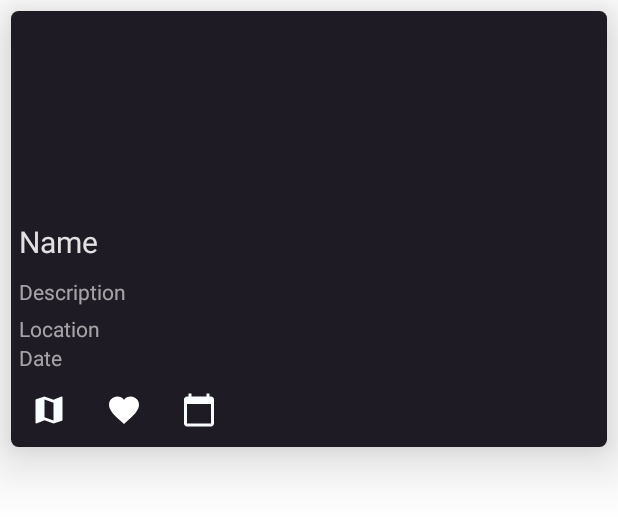
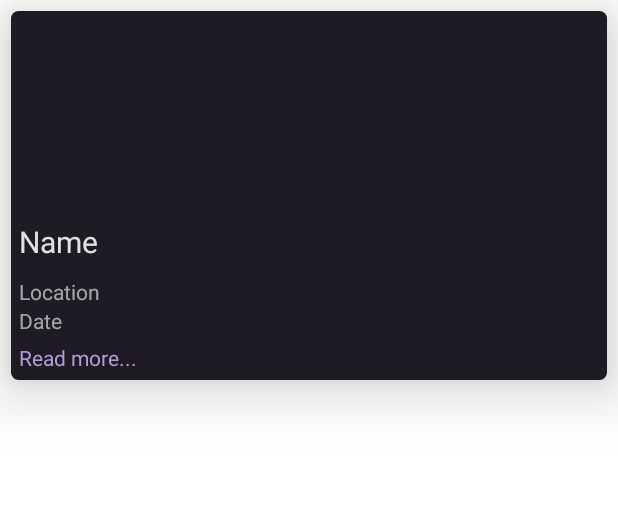
Before and after one commit to vladjk/EventBrowser, an Android app: the layout eventcard.xml on its own in the app's theme, with its tools: preview values and no code run, on a phone screen of 412 x 824 dp. Shown: the top 517 px of the screen. Run offline under Robolectric (Android 15) with nearby library versions, the light colour scheme and no system bars.

Commit message:
Implemented expandable cardviews. Expands content by tapping on the cardview.

```diff
--- a/app/src/main/java/com/example/eventbrowser/FavoriteActivity.java
+++ b/app/src/main/java/com/example/eventbrowser/FavoriteActivity.java
@@ -3,6 +3,7 @@ package com.example.eventbrowser;
 import androidx.annotation.NonNull;
 import androidx.appcompat.app.AppCompatActivity;
 import androidx.appcompat.widget.Toolbar;
+import androidx.cardview.widget.CardView;
 import androidx.recyclerview.widget.LinearLayoutManager;
 import androidx.recyclerview.widget.RecyclerView;
 
@@ -28,6 +29,7 @@ public class FavoriteActivity extends AppCompatActivity {
 
     DatabaseReference favoriteDatabase;
     RecyclerView newsfeedList;
+    CardView cardviewFavBtn;
 
     // Allows static methods to be called by other methods
     private static Context mContext;
--- /dev/null
+++ b/app/src/main/res/drawable/ic_arrow_down.xml
@@ -0,0 +1,5 @@
+<vector android:height="24dp" android:tint="#FAFDFF"
+    android:viewportHeight="24" android:viewportWidth="24"
+    android:width="24dp" xmlns:android="http://schemas.android.com/apk/res/android">
+    <path android:fillColor="#DEFFFFFF" android:pathData="M7.41,8.59L12,13.17l4.59,-4.58L18,10l-6,6 -6,-6 1.41,-1.41z"/>
+</vector>
--- a/app/src/main/res/drawable/ic_baseline_delete_24.xml
+++ b/app/src/main/res/drawable/ic_baseline_delete_24.xml
@@ -1,4 +1,4 @@
-<vector android:height="24dp" android:tint="#FAFDFF"
+<vector android:height="24dp" android:tint="#DECF6579"
     android:viewportHeight="24" android:viewportWidth="24"
     android:width="24dp" xmlns:android="http://schemas.android.com/apk/res/android">
     <path android:fillColor="@android:color/white" android:pathData="M6,19c0,1.1 0.9,2 2,2h8c1.1,0 2,-0.9 2,-2V7H6v12zM19,4h-3.5l-1,-1h-5l-1,1H5v2h14V4z"/>
--- a/app/src/main/res/drawable/ic_calendar.xml
+++ b/app/src/main/res/drawable/ic_calendar.xml
@@ -1,5 +1,7 @@
-<vector android:height="24dp" android:tint="#FAFDFF"
-    android:viewportHeight="24" android:viewportWidth="24"
-    android:width="24dp" xmlns:android="http://schemas.android.com/apk/res/android">
-    <path android:fillColor="@android:color/white" android:pathData="M20,3h-1L19,1h-2v2L7,3L7,1L5,1v2L4,3c-1.1,0 -2,0.9 -2,2v16c0,1.1 0.9,2 2,2h16c1.1,0 2,-0.9 2,-2L22,5c0,-1.1 -0.9,-2 -2,-2zM20,21L4,21L4,8h16v13z"/>
+<vector android:height="24dp" android:tint="#DEFFFFFF"
+    android:viewportHeight="24"
+    android:viewportWidth="24"
+    android:width="24dp"
+    xmlns:android="http://schemas.android.com/apk/res/android">
+    <path android:fillColor="#DEFFFFFF" android:pathData="M20,3h-1L19,1h-2v2L7,3L7,1L5,1v2L4,3c-1.1,0 -2,0.9 -2,2v16c0,1.1 0.9,2 2,2h16c1.1,0 2,-0.9 2,-2L22,5c0,-1.1 -0.9,-2 -2,-2zM20,21L4,21L4,8h16v13z"/>
 </vector>
--- a/app/src/main/res/drawable/ic_map.xml
+++ b/app/src/main/res/drawable/ic_map.xml
@@ -1,4 +1,4 @@
-<vector android:height="24dp" android:tint="#FAFDFF"
+<vector android:height="24dp" android:tint="#DEFFFFFF"
     android:viewportHeight="24" android:viewportWidth="24"
     android:width="24dp" xmlns:android="http://schemas.android.com/apk/res/android">
     <path android:fillColor="@android:color/white" android:pathData="M20.5,3l-0.16,0.03L15,5.1 9,3 3.36,4.9c-0.21,0.07 -0.36,0.25 -0.36,0.48V20.5c0,0.28 0.22,0.5 0.5,0.5l0.16,-0.03L9,18.9l6,2.1 5.64,-1.9c0.21,-0.07 0.36,-0.25 0.36,-0.48V3.5c0,-0.28 -0.22,-0.5 -0.5,-0.5zM15,19l-6,-2.11V5l6,2.11V19z"/>
--- a/app/src/main/res/drawable/ic_settings.xml
+++ b/app/src/main/res/drawable/ic_settings.xml
@@ -4,6 +4,6 @@
     android:viewportWidth="24"
     android:viewportHeight="24">
   <path
-      android:fillColor="@android:color/white"
+      android:fillColor="#DEFFFFFF"
       android:pathData="M19.14,12.94c0.04,-0.3 0.06,-0.61 0.06,-0.94c0,-0.32 -0.02,-0.64 -0.07,-0.94l2.03,-1.58c0.18,-0.14 0.23,-0.41 0.12,-0.61l-1.92,-3.32c-0.12,-0.22 -0.37,-0.29 -0.59,-0.22l-2.39,0.96c-0.5,-0.38 -1.03,-0.7 -1.62,-0.94L14.4,2.81c-0.04,-0.24 -0.24,-0.41 -0.48,-0.41h-3.84c-0.24,0 -0.43,0.17 -0.47,0.41L9.25,5.35C8.66,5.59 8.12,5.92 7.63,6.29L5.24,5.33c-0.22,-0.08 -0.47,0 -0.59,0.22L2.74,8.87C2.62,9.08 2.66,9.34 2.86,9.48l2.03,1.58C4.84,11.36 4.8,11.69 4.8,12s0.02,0.64 0.07,0.94l-2.03,1.58c-0.18,0.14 -0.23,0.41 -0.12,0.61l1.92,3.32c0.12,0.22 0.37,0.29 0.59,0.22l2.39,-0.96c0.5,0.38 1.03,0.7 1.62,0.94l0.36,2.54c0.05,0.24 0.24,0.41 0.48,0.41h3.84c0.24,0 0.44,-0.17 0.47,-0.41l0.36,-2.54c0.59,-0.24 1.13,-0.56 1.62,-0.94l2.39,0.96c0.22,0.08 0.47,0 0.59,-0.22l1.92,-3.32c0.12,-0.22 0.07,-0.47 -0.12,-0.61L19.14,12.94zM12,15.6c-1.98,0 -3.6,-1.62 -3.6,-3.6s1.62,-3.6 3.6,-3.6s3.6,1.62 3.6,3.6S13.98,15.6 12,15.6z"/>
 </vector>
--- a/app/src/main/res/drawable/ic_toolbarfavorite.xml
+++ b/app/src/main/res/drawable/ic_toolbarfavorite.xml
@@ -4,6 +4,6 @@
     android:viewportWidth="24"
     android:viewportHeight="24">
   <path
-      android:fillColor="@android:color/white"
+      android:fillColor="#DEFFFFFF"
       android:pathData="M12,21.35l-1.45,-1.32C5.4,15.36 2,12.28 2,8.5 2,5.42 4.42,3 7.5,3c1.74,0 3.41,0.81 4.5,2.09C13.09,3.81 14.76,3 16.5,3 19.58,3 22,5.42 22,8.5c0,3.78 -3.4,6.86 -8.55,11.54L12,21.35z"/>
 </vector>
--- a/app/src/main/res/layout/activity_favorite.xml
+++ b/app/src/main/res/layout/activity_favorite.xml
@@ -13,10 +13,10 @@
         />
 
     <androidx.recyclerview.widget.RecyclerView
+        android:id="@+id/recycleViewFeed"
         android:layout_width="match_parent"
         android:layout_height="match_parent"
         android:layout_margin="10dp"
-        android:paddingTop="50dp"
-        android:id="@+id/recycleViewFeed"/>
+        android:paddingTop="50dp" />
 
 </androidx.coordinatorlayout.widget.CoordinatorLayout>
--- a/app/src/main/res/layout/eventcard.xml
+++ b/app/src/main/res/layout/eventcard.xml
@@ -1,5 +1,6 @@
 <?xml version="1.0" encoding="utf-8"?>
 <androidx.cardview.widget.CardView
+    android:id="@+id/cardviewBtn"
     xmlns:android="http://schemas.android.com/apk/res/android"
     xmlns:app="http://schemas.android.com/apk/res-auto"
     android:layout_width="match_parent"
@@ -44,6 +45,7 @@
             android:textColor="#99FFFFFF"
             android:paddingLeft="5dp"
             android:paddingBottom="5dp"
+            android:visibility="gone"
             />
         <TextView
             android:layout_width="match_parent"
@@ -71,6 +73,7 @@
             android:src="@drawable/ic_map"
             android:id="@+id/post_map"
             android:text="Maps"
+            android:visibility="gone"
             />
 
         <ImageButton
@@ -82,6 +85,7 @@
             android:background="@android:color/transparent"
             android:src="@drawable/ic_toolbarfavorite"
             android:text="Add to Favorite"
+            android:visibility="gone"
             />
 
         <ImageButton
@@ -93,6 +97,19 @@
             android:background="@android:color/transparent"
             android:src="@drawable/ic_calendar"
             android:text="Add to Calendar"
+            android:visibility="gone"
+            />
+        <TextView
+            android:id="@+id/post_readmore"
+            android:layout_width="match_parent"
+            android:layout_height="wrap_content"
+            android:layout_below="@id/post_calendar"
+            android:visibility="visible"
+            android:text="Read more..."
+            android:paddingLeft="5dp"
+            android:paddingTop="5dp"
+            android:paddingBottom="5dp"
+            android:textColor="@color/colorAccent"
             />
 
     </RelativeLayout>
--- a/app/src/main/res/layout/eventcard_favorite.xml
+++ b/app/src/main/res/layout/eventcard_favorite.xml
@@ -1,5 +1,6 @@
 <?xml version="1.0" encoding="utf-8"?>
 <androidx.cardview.widget.CardView
+    android:id="@+id/cardviewFavBtn"
     xmlns:android="http://schemas.android.com/apk/res/android"
     xmlns:app="http://schemas.android.com/apk/res-auto"
     android:layout_width="match_parent"
@@ -62,6 +63,7 @@
             android:text="Date"
             android:textColor="#99FFFFFF"
             android:paddingLeft="5dp"
+
             />
         <ImageButton
             android:layout_width="50dp"
@@ -85,6 +87,4 @@
             />
 
     </RelativeLayout>
-
-
 </androidx.cardview.widget.CardView>
```
Also changed, not shown: app/src/main/java/com/example/eventbrowser/MainActivity.java (+37 -0 lines).
